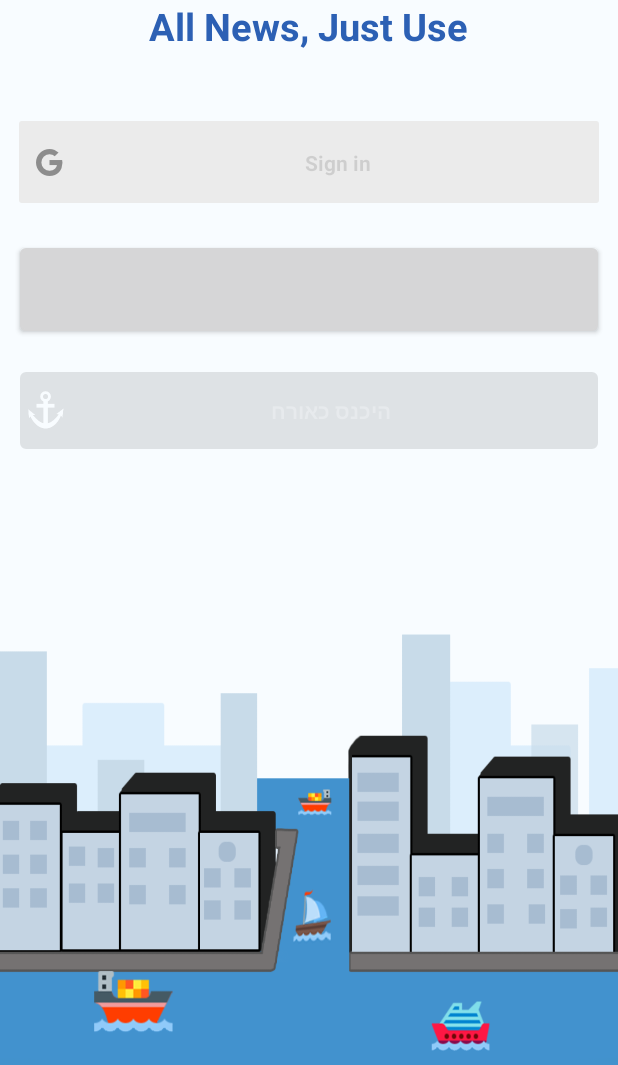
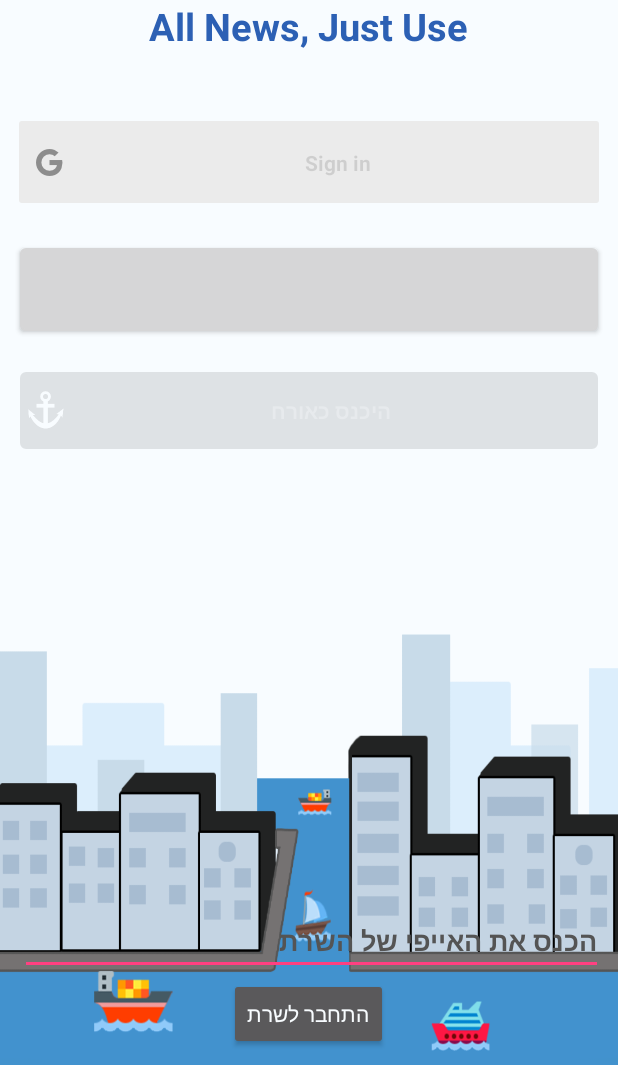
Before and after one commit to JustSkillZ/NewzBayClient, an Android app: the screen it shows after launch (ActivityEntrance), on a phone screen of 412 x 824 dp, the part 171-1236 px from its top. Run offline under Robolectric (Android 15) with nearby library versions, the phone set to English and light mode, and no system bars; libraries missing offline, so code that uses them is left out: com.facebook, com.facebook.appevents, com.facebook.login; plain views replace LoginButton; 8 statements that could not run were skipped.

Commit message:
Final UPDT

```diff
--- a/app/src/main/java/magshimim/newzbay/ErrorHandler.java
+++ b/app/src/main/java/magshimim/newzbay/ErrorHandler.java
@@ -13,6 +13,7 @@ public class ErrorHandler
     private String ConnectingClientMsg;
     private String lastMsgToServer;
     private GlobalClass globalClass;
+    private String serverIP;
 
     public ErrorHandler(GlobalClass globalClass)
     {
@@ -57,6 +58,18 @@ public class ErrorHandler
                 }
             }
         });
+
+        Button cancelRefreshConnection = (Button) globalClass.getErrorHandler().getPopupWindowViewNoConnectionWithServer().findViewById(R.id.btn_CancelReconnect);
+        cancelRefreshConnection.setOnClickListener(new View.OnClickListener()
+        {
+            public void onClick(View v)
+            {
+                if (globalClass.getErrorHandler().getNoConnectionWithServer() != null)
+                {
+                    globalClass.getErrorHandler().getNoConnectionWithServer().dismiss();
+                }
+            }
+        });
     }
 
     public String getConnectingClientMsg()
@@ -88,13 +101,34 @@ public class ErrorHandler
             {
                 final PopupWindow noConnection = new PopupWindow(
                         globalClass.getErrorHandler().getPopupWindowViewNoConnectionWithServer(),
-                        800,
-                        800,
+                        1000,
+                        1000,
                         true);
                 noConnection.setAnimationStyle(R.style.AnimationFade);
                 noConnection.showAtLocation(((Activity) globalClass.getCurrentActivity()).findViewById(globalClass.getCurrentLayout()), Gravity.CENTER, 0, 0);
+                noConnection.setOutsideTouchable(true);
                 globalClass.getErrorHandler().setNoConnectionWithServer(noConnection);
             }
         });
     }
+
+    public GlobalClass getGlobalClass()
+    {
+        return globalClass;
+    }
+
+    public void setGlobalClass(GlobalClass globalClass)
+    {
+        this.globalClass = globalClass;
+    }
+
+    public String getServerIP()
+    {
+        return serverIP;
+    }
+
+    public void setServerIP(String serverIP)
+    {
+        this.serverIP = serverIP;
+    }
 }
--- a/app/src/main/res/layout/activity_entrance.xml
+++ b/app/src/main/res/layout/activity_entrance.xml
@@ -88,4 +88,27 @@
         android:layout_centerHorizontal="true"
         android:visibility="gone"/>
 
+    <EditText
+        android:layout_width="wrap_content"
+        android:layout_height="wrap_content"
+        android:id="@+id/editText_serverIP"
+        android:visibility="visible"
+        android:layout_alignParentBottom="true"
+        android:layout_marginBottom="50dp"
+        android:textColor="@color/black"
+        android:textStyle="bold"
+        android:textColorHint="@color/grey"
+        android:hint="הכנס את האייפי של השרת"
+        android:layout_alignParentEnd="true"
+        android:layout_alignStart="@+id/btn_NB"/>
+
+    <Button
+        android:layout_width="wrap_content"
+        android:layout_height="wrap_content"
+        android:text="התחבר לשרת"
+        android:id="@+id/btn_connectToServer"
+        android:layout_alignParentBottom="true"
+        android:layout_centerHorizontal="true"
+        android:onClick="connectToServer"/>
+
 </RelativeLayout>
```
Also changed, not shown: app/src/main/java/magshimim/newzbay/ActivityEntrance.java (+14 -5 lines), app/src/main/java/magshimim/newzbay/Communication.java (+8 -1 lines), app/src/main/res/layout/popup_no_connection.xml (+9 -0 lines).
